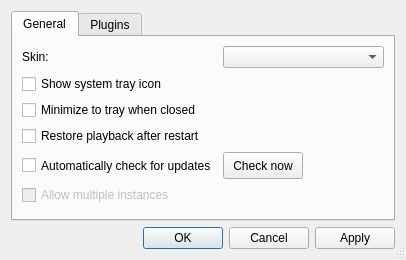
Qt form src/preferencesDialog.ui (nulloy/nulloy) before a commit.
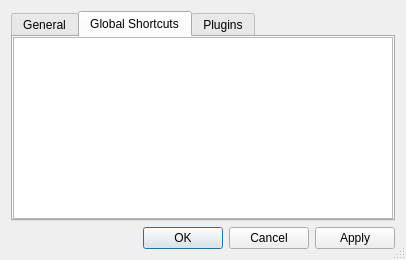
The same form after that commit. The open tabs and pages were chosen to show the change. Custom widgets are drawn as their Qt base class.

Commit message: global shortcuts implemented

Patch:
```diff
--- a/src/preferencesDialog.ui
+++ b/src/preferencesDialog.ui
@@ -119,6 +119,26 @@
        </item>
       </layout>
      </widget>
+     <widget class="QWidget" name="shortcutsTab">
+      <attribute name="title">
+       <string>Global Shortcuts</string>
+      </attribute>
+      <layout class="QVBoxLayout" name="verticalLayout">
+       <property name="spacing">
+        <number>0</number>
+       </property>
+       <property name="margin">
+        <number>0</number>
+       </property>
+       <item>
+        <widget class="NShortcutEditorWidget" name="globalShortcutEditorWidget">
+         <property name="frameShape">
+          <enum>QFrame::StyledPanel</enum>
+         </property>
+        </widget>
+       </item>
+      </layout>
+     </widget>
      <widget class="QWidget" name="pluginsTab">
       <attribute name="title">
        <string>Plugins</string>
@@ -160,6 +180,13 @@
    </item>
   </layout>
  </widget>
+ <customwidgets>
+  <customwidget>
+   <class>NShortcutEditorWidget</class>
+   <extends>QTableView</extends>
+   <header>shortcutEditorWidget.h</header>
+  </customwidget>
+ </customwidgets>
  <resources/>
  <connections>
   <connection>
```
The commit also changes 22 other files.
